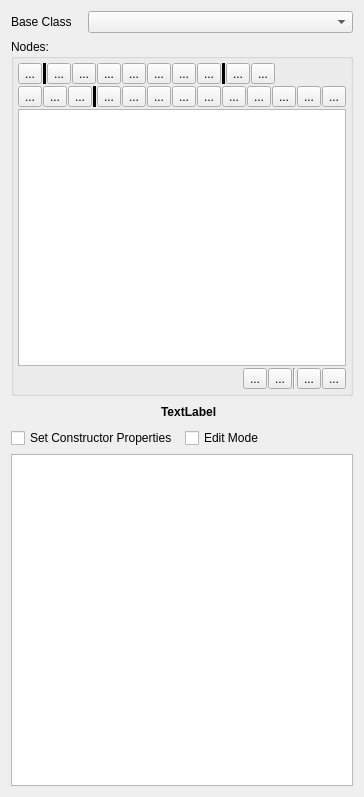
Before: the Qt Designer form Editor/src/Items/Entity/EntityWidget.ui in GameOverture/HarmonyEngine, drawn with Qt 5.
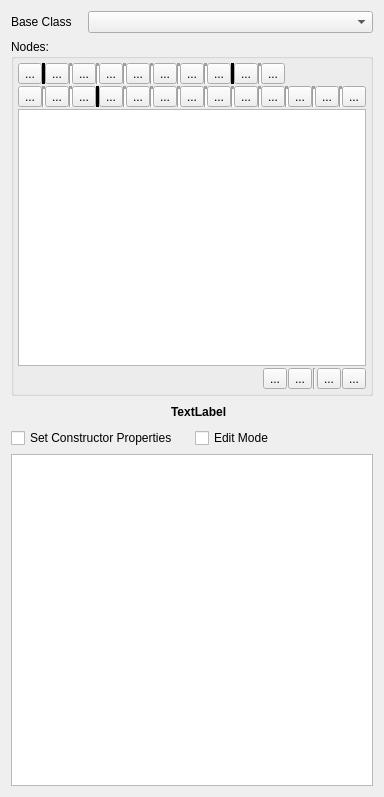
After: the same form once the commit is applied. Icons and pictures are not drawn. Custom widgets are drawn as their Qt base class.

Commit message: EntityType is passed into functions to allocate EntityTreeItemData's; Primitive Layers are now supported in EntityTree

Diff of the .ui file:
```diff
--- a/Editor/src/Items/Entity/EntityWidget.ui
+++ b/Editor/src/Items/Entity/EntityWidget.ui
@@ -6,7 +6,7 @@
    <rect>
     <x>0</x>
     <y>0</y>
-    <width>352</width>
+    <width>371</width>
     <height>797</height>
    </rect>
   </property>
@@ -67,7 +67,7 @@
         <item>
          <layout class="QHBoxLayout" name="horizontalLayout_3">
           <property name="spacing">
-           <number>1</number>
+           <number>0</number>
           </property>
           <item>
            <widget class="QToolButton" name="btnAddChild">
@@ -82,7 +82,7 @@
              <enum>QFrame::Shadow::Plain</enum>
             </property>
             <property name="lineWidth">
-             <number>4</number>
+             <number>3</number>
             </property>
             <property name="orientation">
              <enum>Qt::Orientation::Vertical</enum>
@@ -96,6 +96,19 @@
             </property>
            </widget>
           </item>
+          <item>
+           <widget class="Line" name="line_6">
+            <property name="frameShadow">
+             <enum>QFrame::Shadow::Sunken</enum>
+            </property>
+            <property name="lineWidth">
+             <number>3</number>
+            </property>
+            <property name="orientation">
+             <enum>Qt::Orientation::Vertical</enum>
+            </property>
+           </widget>
+          </item>
           <item>
            <widget class="QToolButton" name="btnAddPrimBox">
             <property name="text">
@@ -103,6 +116,19 @@
             </property>
            </widget>
           </item>
+          <item>
+           <widget class="Line" name="line_9">
+            <property name="frameShadow">
+             <enum>QFrame::Shadow::Sunken</enum>
+            </property>
+            <property name="lineWidth">
+             <number>3</number>
+            </property>
+            <property name="orientation">
+             <enum>Qt::Orientation::Vertical</enum>
+            </property>
+           </widget>
+          </item>
           <item>
            <widget class="QToolButton" name="btnAddPrimCircle">
             <property name="text">
@@ -110,6 +136,19 @@
             </property>
            </widget>
           </item>
+          <item>
+           <widget class="Line" name="line_10">
+            <property name="frameShadow">
+             <enum>QFrame::Shadow::Sunken</enum>
+            </property>
+            <property name="lineWidth">
+             <number>3</number>
+            </property>
+            <property name="orientation">
+             <enum>Qt::Orientation::Vertical</enum>
+            </property>
+           </widget>
+          </item>
           <item>
            <widget class="QToolButton" name="btnAddPrimLineSegment">
             <property name="text">
@@ -117,6 +156,19 @@
             </property>
            </widget>
           </item>
+          <item>
+           <widget class="Line" name="line_11">
+            <property name="frameShadow">
+             <enum>QFrame::Shadow::Sunken</enum>
+            </property>
+            <property name="lineWidth">
+             <number>3</number>
+            </property>
+            <property name="orientation">
+             <enum>Qt::Orientation::Vertical</enum>
+            </property>
+           </widget>
+          </item>
           <item>
            <widget class="QToolButton" name="btnAddPrimPolygon">
             <property name="text">
@@ -124,6 +176,19 @@
             </property>
            </widget>
           </item>
+          <item>
+           <widget class="Line" name="line_12">
+            <property name="frameShadow">
+             <enum>QFrame::Shadow::Sunken</enum>
+            </property>
+            <property name="lineWidth">
+             <number>3</number>
+            </property>
+            <property name="orientation">
+             <enum>Qt::Orientation::Vertical</enum>
+            </property>
+           </widget>
+          </item>
           <item>
            <widget class="QToolButton" name="btnAddPrimCapsule">
             <property name="text">
@@ -131,6 +196,19 @@
             </property>
            </widget>
           </item>
+          <item>
+           <widget class="Line" name="line_13">
+            <property name="frameShadow">
+             <enum>QFrame::Shadow::Sunken</enum>
+            </property>
+            <property name="lineWidth">
+             <number>3</number>
+            </property>
+            <property name="orientation">
+             <enum>Qt::Orientation::Vertical</enum>
+            </property>
+           </widget>
+          </item>
           <item>
            <widget class="QToolButton" name="btnAddPrimLineChain">
             <property name="text">
@@ -144,7 +222,7 @@
              <enum>QFrame::Shadow::Plain</enum>
             </property>
             <property name="lineWidth">
-             <number>4</number>
+             <number>3</number>
             </property>
             <property name="orientation">
              <enum>Qt::Orientation::Vertical</enum>
@@ -158,6 +236,19 @@
             </property>
            </widget>
           </item>
+          <item>
+           <widget class="Line" name="line_14">
+            <property name="frameShadow">
+             <enum>QFrame::Shadow::Sunken</enum>
+            </property>
+            <property name="lineWidth">
+             <number>3</number>
+            </property>
+            <property name="orientation">
+             <enum>Qt::Orientation::Vertical</enum>
+            </property>
+           </widget>
+          </item>
           <item>
            <widget class="QToolButton" name="btnAddFixtureChain">
             <property name="text">
@@ -183,7 +274,7 @@
         <item>
          <layout class="QHBoxLayout" name="horizontalLayout_2">
           <property name="spacing">
-           <number>1</number>
+           <number>0</number>
           </property>
           <item>
            <widget class="QToolButton" name="btnAddLayoutHorz">
@@ -192,6 +283,19 @@
             </property>
            </widget>
           </item>
+          <item>
+           <widget class="Line" name="line_7">
+            <property name="frameShadow">
+             <enum>QFrame::Shadow::Sunken</enum>
+            </property>
+            <property name="lineWidth">
+             <number>3</number>
+            </property>
+            <property name="orientation">
+             <enum>Qt::Orientation::Vertical</enum>
+            </property>
+           </widget>
+          </item>
           <item>
            <widget class="QToolButton" name="btnAddLayoutVert">
             <property name="text">
@@ -199,6 +303,19 @@
             </property>
            </widget>
           </item>
+          <item>
+           <widget class="Line" name="line_8">
+            <property name="frameShadow">
+             <enum>QFrame::Shadow::Sunken</enum>
+            </property>
+            <property name="lineWidth">
+             <number>3</number>
+            </property>
+            <property name="orientation">
+             <enum>Qt::Orientation::Vertical</enum>
+            </property>
+           </widget>
+          </item>
           <item>
            <widget class="QToolButton" name="btnAddSpacer">
             <property name="text">
@@ -212,7 +329,7 @@
              <enum>QFrame::Shadow::Plain</enum>
             </property>
             <property name="lineWidth">
-             <number>4</number>
+             <number>3</number>
             </property>
             <property name="orientation">
              <enum>Qt::Orientation::Vertical</enum>
@@ -226,6 +343,19 @@
             </property>
            </widget>
           </item>
+          <item>
+           <widget class="Line" name="line_15">
+            <property name="frameShadow">
+             <enum>QFrame::Shadow::Sunken</enum>
+            </property>
+            <property name="lineWidth">
+             <number>3</number>
+            </property>
+            <property name="orientation">
+             <enum>Qt::Orientation::Vertical</enum>
+            </property>
+           </widget>
+          </item>
           <item>
            <widget class="QToolButton" name="btnAddRackMeter">
             <property name="text">
@@ -233,6 +363,19 @@
             </property>
            </widget>
           </item>
+          <item>
+           <widget class="Line" name="line_16">
+            <property name="frameShadow">
+             <enum>QFrame::Shadow::Sunken</enum>
+            </property>
+            <property name="lineWidth">
+             <number>3</number>
+            </property>
+            <property name="orientation">
+             <enum>Qt::Orientation::Vertical</enum>
+            </property>
+           </widget>
+          </item>
           <item>
            <widget class="QToolButton" name="btnAddBarMeter">
             <property name="text">
@@ -240,6 +383,19 @@
             </property>
            </widget>
           </item>
+          <item>
+           <widget class="Line" name="line_17">
+            <property name="frameShadow">
+             <enum>QFrame::Shadow::Sunken</enum>
+            </property>
+            <property name="lineWidth">
+             <number>3</number>
+            </property>
+            <property name="orientation">
+             <enum>Qt::Orientation::Vertical</enum>
+            </property>
+           </widget>
+          </item>
           <item>
            <widget class="QToolButton" name="btnAddButton">
             <property name="text">
@@ -247,6 +403,19 @@
             </property>
            </widget>
           </item>
+          <item>
+           <widget class="Line" name="line_18">
+            <property name="frameShadow">
+             <enum>QFrame::Shadow::Sunken</enum>
+            </property>
+            <property name="lineWidth">
+             <number>3</number>
+            </property>
+            <property name="orientation">
+             <enum>Qt::Orientation::Vertical</enum>
+            </property>
+           </widget>
+          </item>
           <item>
            <widget class="QToolButton" name="btnAddCheckBox">
             <property name="text">
@@ -254,6 +423,19 @@
             </property>
            </widget>
           </item>
+          <item>
+           <widget class="Line" name="line_19">
+            <property name="frameShadow">
+             <enum>QFrame::Shadow::Sunken</enum>
+            </property>
+            <property name="lineWidth">
+             <number>3</number>
+            </property>
+            <property name="orientation">
+             <enum>Qt::Orientation::Vertical</enum>
+            </property>
+           </widget>
+          </item>
           <item>
            <widget class="QToolButton" name="btnAddRadioButton">
             <property name="text">
@@ -261,6 +443,19 @@
             </property>
            </widget>
           </item>
+          <item>
+           <widget class="Line" name="line_20">
+            <property name="frameShadow">
+             <enum>QFrame::Shadow::Sunken</enum>
+            </property>
+            <property name="lineWidth">
+             <number>3</number>
+            </property>
+            <property name="orientation">
+             <enum>Qt::Orientation::Vertical</enum>
+            </property>
+           </widget>
+          </item>
           <item>
            <widget class="QToolButton" name="btnAddSlider">
             <property name="text">
@@ -268,6 +463,19 @@
             </property>
            </widget>
           </item>
+          <item>
+           <widget class="Line" name="line_21">
+            <property name="frameShadow">
+             <enum>QFrame::Shadow::Sunken</enum>
+            </property>
+            <property name="lineWidth">
+             <number>3</number>
+            </property>
+            <property name="orientation">
+             <enum>Qt::Orientation::Vertical</enum>
+            </property>
+           </widget>
+          </item>
           <item>
            <widget class="QToolButton" name="btnAddComboBox">
             <property name="text">
@@ -275,6 +483,19 @@
             </property>
            </widget>
           </item>
+          <item>
+           <widget class="Line" name="line_22">
+            <property name="frameShadow">
+             <enum>QFrame::Shadow::Sunken</enum>
+            </property>
+            <property name="lineWidth">
+             <number>3</number>
+            </property>
+            <property name="orientation">
+             <enum>Qt::Orientation::Vertical</enum>
+            </property>
+           </widget>
+          </item>
           <item>
            <widget class="QToolButton" name="btnAddTextField">
             <property name="text">
@@ -282,6 +503,19 @@
             </property>
            </widget>
           </item>
+          <item>
+           <widget class="Line" name="line_23">
+            <property name="frameShadow">
+             <enum>QFrame::Shadow::Sunken</enum>
+            </property>
+            <property name="lineWidth">
+             <number>3</number>
+            </property>
+            <property name="orientation">
+             <enum>Qt::Orientation::Vertical</enum>
+            </property>
+           </widget>
+          </item>
           <item>
            <widget class="QToolButton" name="btnAddRichLabel">
             <property name="text">
```
The commit also changes 15 other files.
